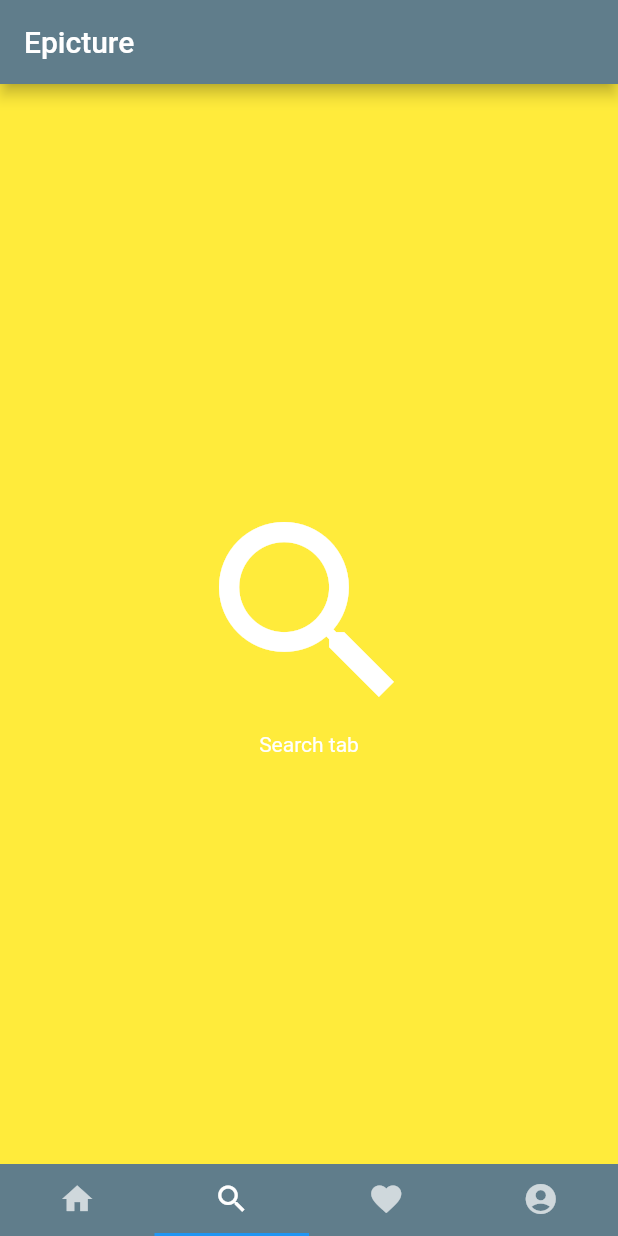
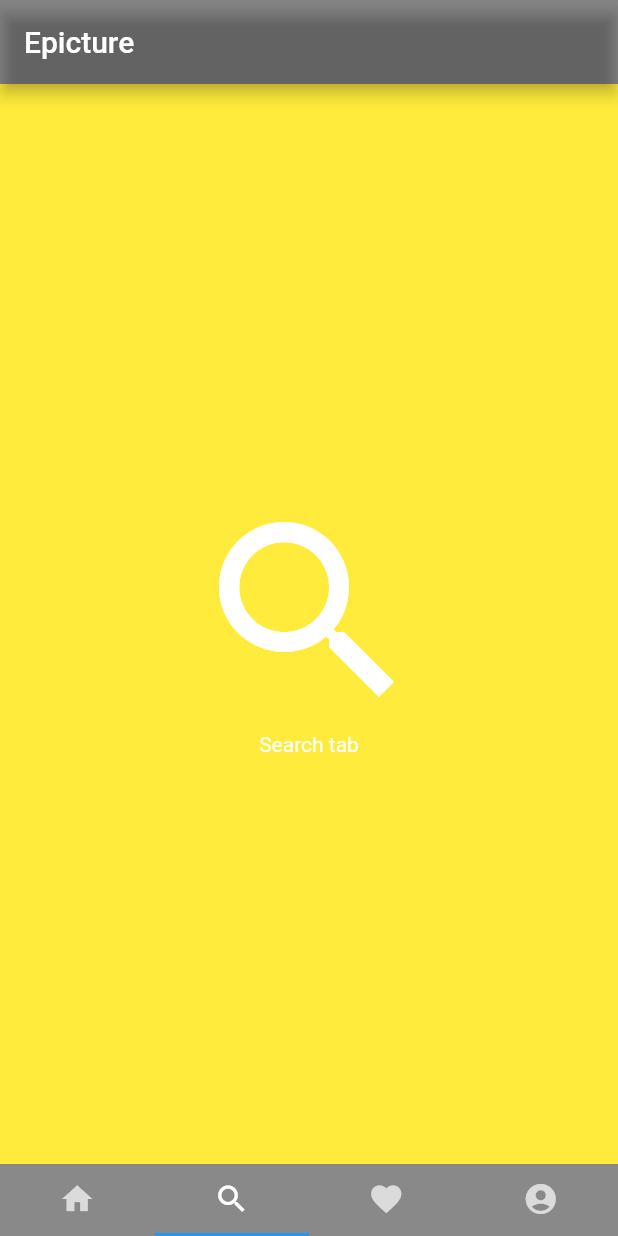
Before and after one commit to angela-boyadjian/DEV_epicture_2019, a Flutter app: the screen it shows after launch, item 2 of the bottom bar chosen, on a phone screen of 412 x 824 dp. Run offline on Flutter 3.47's test engine with Material 2 defaults, Android fonts, the phone set to English and light mode, and no system bars; our stand-ins replace cached_network_image; network calls fail.

Commit message:
[EDIT] Colors

```diff
--- a/epicture/lib/main.dart
+++ b/epicture/lib/main.dart
@@ -35,14 +35,14 @@ class MyHomeState extends State<MyHome> with SingleTickerProviderStateMixin {
     return Scaffold(
       appBar: AppBar(
         title: Text("Epicture"),
-        backgroundColor: Colors.blueGrey,
+        backgroundColor: Colors.black45,
       ),
       body: TabBarView(
         children: <Widget>[HomeTab(), SearchTab(), FavoriteTab(), ProfileTab()],
         controller: controller,
       ),
       bottomNavigationBar: Material(
-        color: Colors.blueGrey,
+        color: Colors.black45,
         child: TabBar(
           tabs: <Tab>[
             Tab(
--- a/epicture/lib/tabs/home.dart
+++ b/epicture/lib/tabs/home.dart
@@ -15,6 +15,7 @@ class HomeTab extends StatefulWidget {
 class HomeTabState extends State<HomeTab> {
   Widget build(BuildContext context) {
     return Scaffold(
+        backgroundColor: Colors.black54,
         body: new FutureBuilder<List<ImgurImage>>(
           future: gettingData(),
           builder: (context, snapshot) {
```
Also changed, not shown: epicture/lib/tabs/imageCard.dart (+13 -12 lines).
